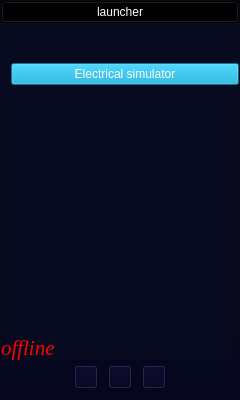
Before: the Qt Designer form client/menu.ui in lev12/launcher, drawn with Qt 5.
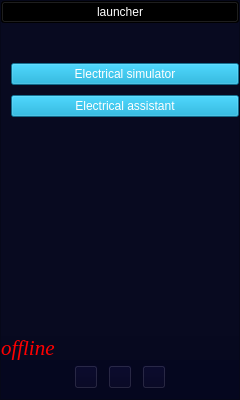
After: the same form once the commit is applied. Icons and pictures are not drawn.

Commit message:
Electrical assistant
add to soon

Diff of the .ui file:
```diff
--- a/client/menu.ui
+++ b/client/menu.ui
@@ -116,6 +116,32 @@
      </item>
     </layout>
    </item>
+   <item>
+    <layout class="QVBoxLayout" name="verticalLayout_3">
+     <property name="spacing">
+      <number>15</number>
+     </property>
+     <property name="leftMargin">
+      <number>10</number>
+     </property>
+     <property name="topMargin">
+      <number>10</number>
+     </property>
+     <item>
+      <widget class="QPushButton" name="pushButtonElectricalAssistant">
+       <property name="styleSheet">
+        <string notr="true">background-color: rgb(0, 159, 205, 128);
+selection-background-color: rgb(128, 128, 128);
+color: rgb(255, 255, 255);
+font: 75 12pt &quot;Arial&quot;;</string>
+       </property>
+       <property name="text">
+        <string>Electrical assistant</string>
+       </property>
+      </widget>
+     </item>
+    </layout>
+   </item>
    <item>
     <spacer name="verticalSpacer">
      <property name="orientation">
```
The commit also changes 11 other files.
